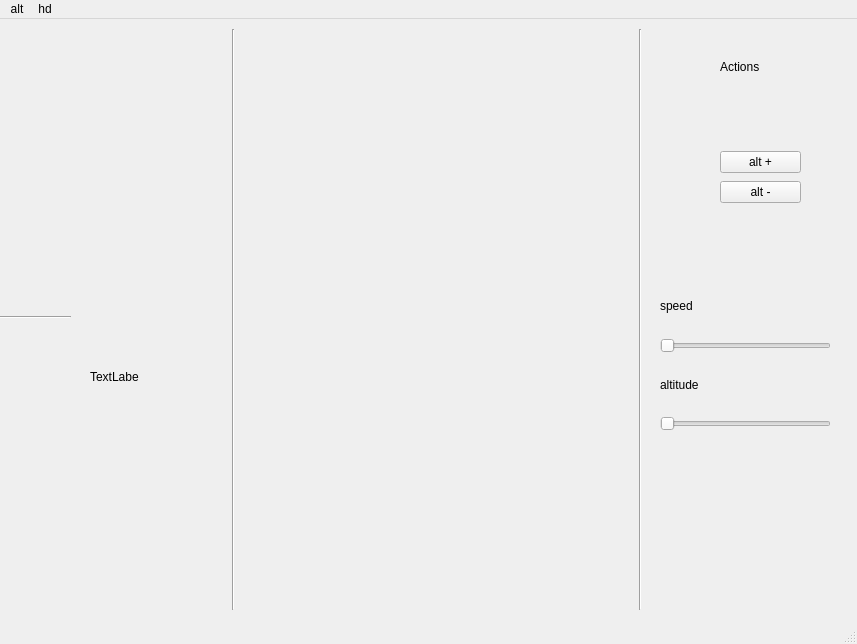
Before: the Qt Designer form radar.ui in arcreane/python-project-crash-test, drawn with Qt 5.
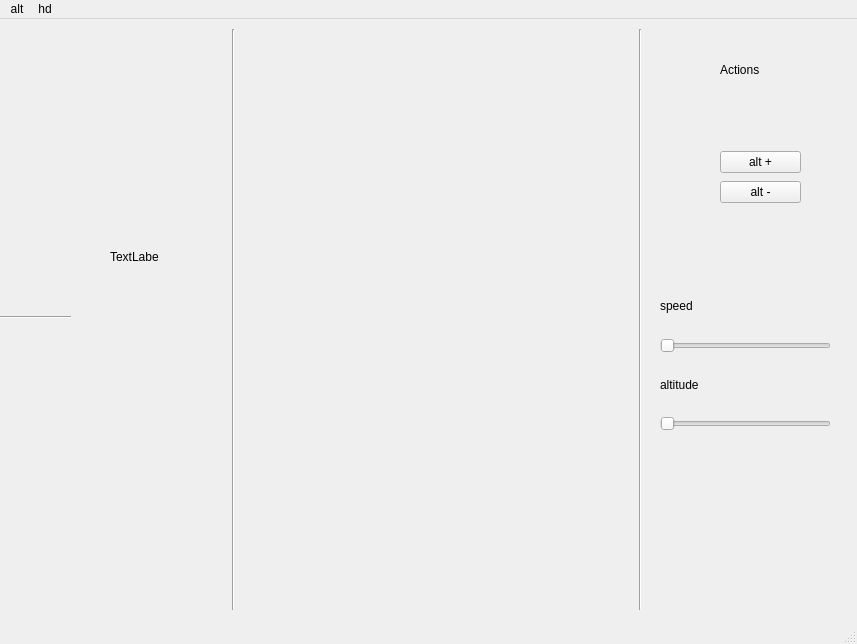
After: the same form once the commit is applied.

Commit message: deuxieme version radar (changement nom variable)

```diff
--- a/radar.ui
+++ b/radar.ui
@@ -69,8 +69,8 @@
    <widget class="QLabel" name="label_2">
     <property name="geometry">
      <rect>
-      <x>90</x>
-      <y>350</y>
+      <x>110</x>
+      <y>230</y>
       <width>49</width>
       <height>16</height>
      </rect>
@@ -84,15 +84,15 @@
      <rect>
       <x>720</x>
       <y>40</y>
-      <width>49</width>
-      <height>16</height>
+      <width>51</width>
+      <height>21</height>
      </rect>
     </property>
     <property name="text">
      <string>Actions</string>
     </property>
    </widget>
-   <widget class="QWidget" name="">
+   <widget class="QWidget" name="layoutWidget">
     <property name="geometry">
      <rect>
       <x>660</x>
@@ -132,7 +132,7 @@
      </item>
     </layout>
    </widget>
-   <widget class="QWidget" name="">
+   <widget class="QWidget" name="layoutWidget">
     <property name="geometry">
      <rect>
       <x>720</x>
```
Left out of the diff: 13 changed lines with no effect on the pictures.
